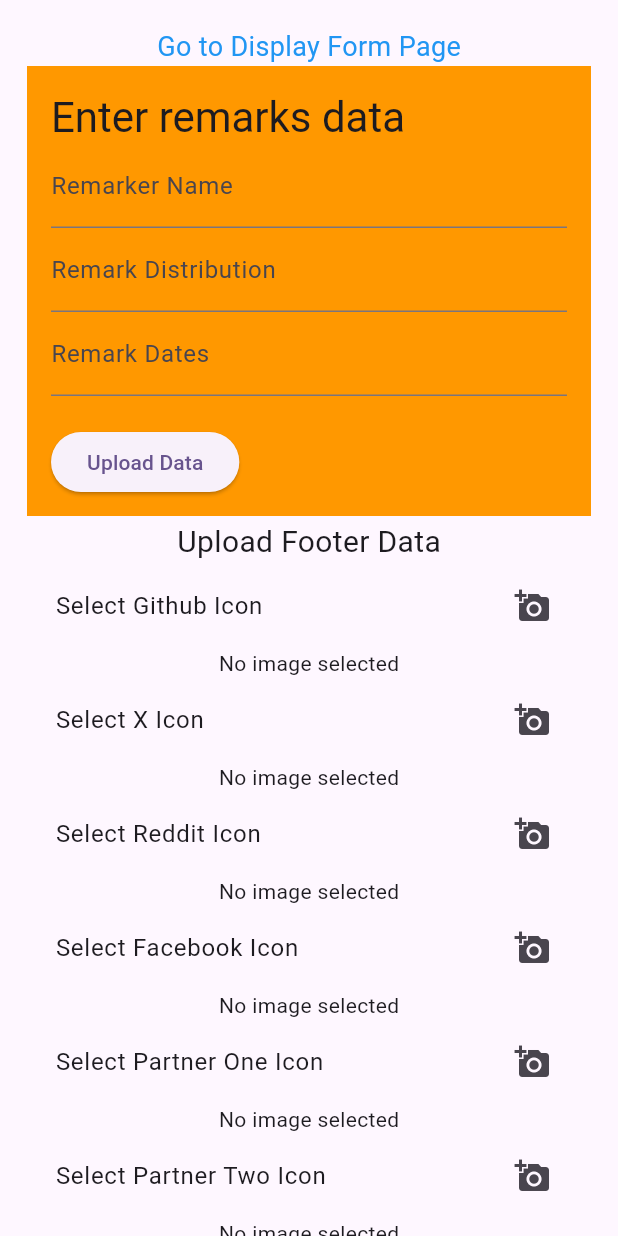
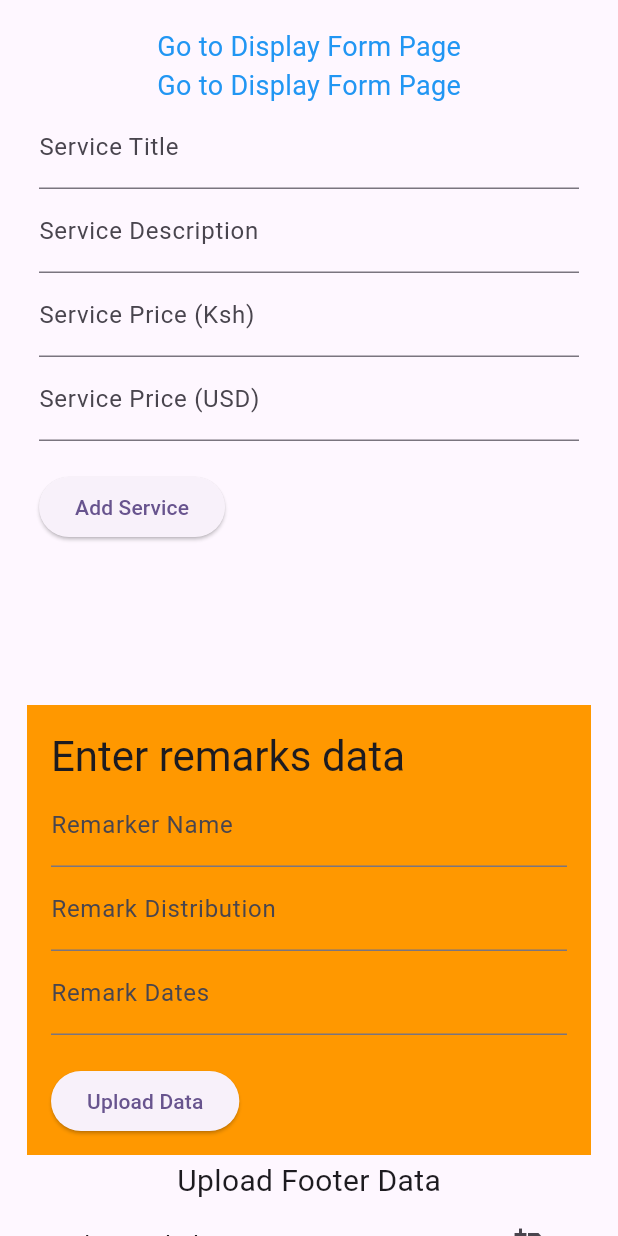
Before and after one commit to realkevo/toptech, a Flutter app: the Mainuploadclass screen opened directly, on a phone screen of 412 x 824 dp. Run offline on Flutter 3.47's test engine with Material 3 defaults, Android fonts, the light colour scheme and no system bars; our stand-ins replace cloud_firestore, file_picker, firebase_core, image_picker; missing offline and left inert: dart:html; accounts and stored records are empty.

Commit message:
cleaned arranged code. to complete headerData and footer

```diff
--- a/lib/screens/mainuploadclass.dart
+++ b/lib/screens/mainuploadclass.dart
@@ -1,8 +1,10 @@
 import 'package:flutter/material.dart';
 import 'package:toptech/labcode/ui/servicedisplaypage.dart';
 import 'package:toptech/screens/remarkupload.dart';
+import 'package:toptech/screens/serviceupload.dart';
 import 'package:toptech/screens/teamupload.dart';
 
+import '../stateTv/serviceDisplay.dart';
 import 'footerdataupload.dart';
 
 class Mainuploadclass extends StatelessWidget {
@@ -30,7 +32,20 @@ Scaffold(
                 style: TextStyle(fontSize: 18, color: Colors.blue),
               ),
             ),
+            GestureDetector(
+              onTap: () {
+                Navigator.push(
+                  context,
+                  MaterialPageRoute(builder: (context) => ServiceDisplayClass()),
+                );
+              },
+              child: Text(
+                'Go to Display Form Page',
+                style: TextStyle(fontSize: 18, color: Colors.blue),
+              ),
+            ),
 
+            AddServicePage(),
             RemarkUploadClass(),
             UploadFooterData(),
             TeamUploadClass(),
--- /dev/null
+++ b/lib/screens/serviceupload.dart
@@ -0,0 +1,151 @@
+import 'package:firebase_core/firebase_core.dart';
+import 'package:flutter/material.dart';
+import 'package:cloud_firestore/cloud_firestore.dart';
+
+void main() async {
+  WidgetsFlutterBinding.ensureInitialized();
+  await Firebase.initializeApp(); // Initialize Firebase
+  runApp(MyApp());
+}
+
+class MyApp extends StatelessWidget {
+  @override
+  Widget build(BuildContext context) {
+    return MaterialApp(
+      title: 'Flutter Service App',
+      theme: ThemeData(
+        primarySwatch: Colors.blue,
+      ),
+      home: AddServicePage(), // Navigate to AddServicePage on launch
+    );
+  }
+}
+
+// Service Model Class (without serviceId)
+class Service {
+  String serviceTitle;
+  String serviceDescription;
+  String servicePriceKsh;
+  String servicePriceUsd;
+
+  Service({
+    required this.serviceTitle,
+    required this.serviceDescription,
+    required this.servicePriceKsh,
+    required this.servicePriceUsd,
+  });
+
+  // Convert Service object to a Map (used to upload to Firestore)
+  Map<String, dynamic> toMap() {
+    return {
+      'serviceTitle': serviceTitle,
+      'serviceDescription': serviceDescription,
+      'servicePriceKsh': servicePriceKsh,
+      'servicePriceUsd': servicePriceUsd,
+    };
+  }
+
+  // Factory constructor to create Service from a Map (Firestore data)
+  factory Service.fromMap(Map<String, dynamic> map) {
+    return Service(
+      serviceTitle: map['serviceTitle'] ?? '',
+      serviceDescription: map['serviceDescription'] ?? '',
+      servicePriceKsh: map['servicePriceKsh'] ?? '',
+      servicePriceUsd: map['servicePriceUsd'] ?? '',
+    );
+  }
+}
+
+// Firestore Service to upload data to Firebase Firestore
+class FirestoreService {
+  final FirebaseFirestore _db = FirebaseFirestore.instance;
+
+  // Method to add a service to Firestore
+  Future<void> addService(Service service) async {
+    try {
+      // Using 'auto ID' generation by Firestore, removing the serviceId
+      await _db.collection('servicesData').add(service.toMap());
+    } catch (e) {
+      print('Error adding service: $e');
+    }
+  }
+}
+
+// AddServicePage - UI for adding a service
+class AddServicePage extends StatefulWidget {
+  @override
+  _AddServicePageState createState() => _AddServicePageState();
+}
+
+class _AddServicePageState extends State<AddServicePage> {
+  final TextEditingController _titleController = TextEditingController();
+  final TextEditingController _descriptionController = TextEditingController();
+  final TextEditingController _priceKshController = TextEditingController();
+  final TextEditingController _priceUsdController = TextEditingController();
+
+  final FirestoreService _firestoreService = FirestoreService();
+
+  @override
+  Widget build(BuildContext context) {
+    return
+      Container(
+        width: 360,
+        height: 400,
+        child: Column(
+          crossAxisAlignment: CrossAxisAlignment.start,
+          children: [
+            TextField(
+              controller: _titleController,
+              decoration: InputDecoration(labelText: 'Service Title'),
+            ),
+            TextField(
+              controller: _descriptionController,
+              decoration: InputDecoration(labelText: 'Service Description'),
+            ),
+            TextField(
+              controller: _priceKshController,
+              decoration: InputDecoration(labelText: 'Service Price (Ksh)'),
+              keyboardType: TextInputType.number,
+            ),
+            TextField(
+              controller: _priceUsdController,
+              decoration: InputDecoration(labelText: 'Service Price (USD)'),
+              keyboardType: TextInputType.number,
+            ),
+            SizedBox(height: 20),
+            ElevatedButton(
+              onPressed: () {
+                final String title = _titleController.text;
+                final String description = _descriptionController.text;
+                final String priceKsh = _priceKshController.text;
+                final String priceUsd = _priceUsdController.text;
+
+                // Create a new Service object
+                final service = Service(
+                  serviceTitle: title,
+                  serviceDescription: description,
+                  servicePriceKsh: priceKsh,
+                  servicePriceUsd: priceUsd,
+                );
+
+                // Upload service to Firestore
+                _firestoreService.addService(service);
+
+                // Clear the text fields
+                _titleController.clear();
+                _descriptionController.clear();
+                _priceKshController.clear();
+                _priceUsdController.clear();
+
+                // Show success message
+                ScaffoldMessenger.of(context).showSnackBar(
+                  SnackBar(content: Text('Service added successfully!')),
+                );
+              },
+              child: Text('Add Service'),
+            ),
+          ],
+        ),
+      );
+  }
+}
--- a/lib/stateTv/teamDisplay.dart
+++ b/lib/stateTv/teamDisplay.dart
@@ -47,7 +47,7 @@ class _TeamDisplayState extends State<TeamDisplay> {
   @override
   Widget build(BuildContext context) {
     return Container(
-      width: 400,
+      width: MediaQuery.sizeOf(context).width * 0.7,
       height: 300, // Set the height to 300
       child: StreamBuilder<QuerySnapshot>(
         stream: FirebaseFirestore.instance.collection('teamData').snapshots(),
```
Also changed, not shown: lib/labcode/ui/servicedisplaypage.dart (+14 -4 lines), lib/main.dart (+6 -1 lines), lib/stateTv/cataloguestate.dart (deleted, +0 -141 lines), lib/stateTv/headerdisplayclass.dart (added, +15 -0 lines), lib/stateTv/homepageDisplay.dart (added, +47 -0 lines), lib/stateTv/remarkDisplay.dart (+10 -7 lines), lib/stateTv/serviceDisplay.dart (added, +174 -0 lines), lib/stateTv/servicestate.dart (deleted, +0 -139 lines).
